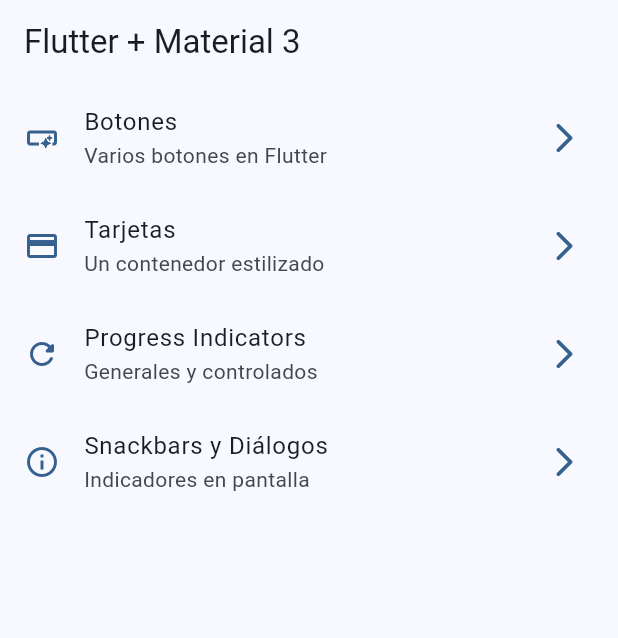
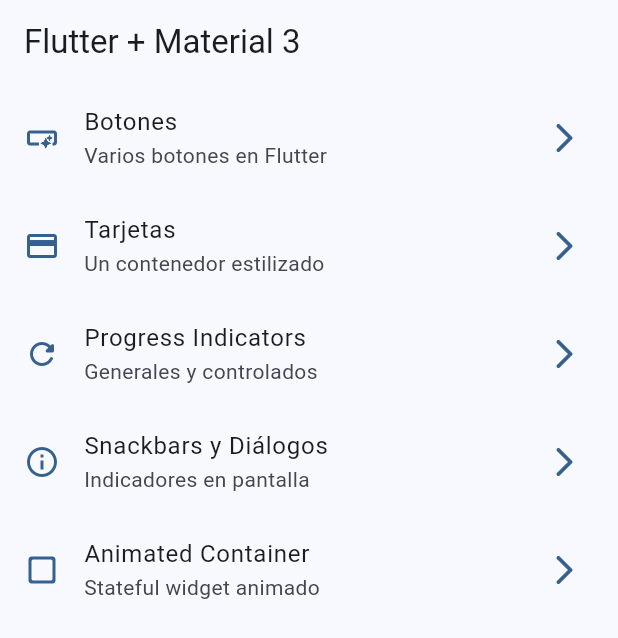
Before and after one commit to elcama86/widgets_app, a Flutter app: the screen it shows after launch, on a phone screen of 412 x 824 dp. Shown: the top 638 px of the screen. Run offline on Flutter 3.47's test engine with Material 2 defaults, Android fonts, the phone set to English and light mode, and no system bars; our stand-ins replace go_router.

Commit message:
animated container terminado

```diff
--- a/lib/config/menu/menu_items.dart
+++ b/lib/config/menu/menu_items.dart
@@ -39,4 +39,10 @@ const List<MenuItem> appMenuItems = [
     link: "/snackbars",
     icon: Icons.info_outline,
   ),
+   MenuItem(
+    title: "Animated Container",
+    subTitle: "Stateful widget animado",
+    link: "/animated",
+    icon: Icons.check_box_outline_blank_rounded,
+  ),
 ];
--- a/lib/config/router/app_router.dart
+++ b/lib/config/router/app_router.dart
@@ -29,5 +29,10 @@ final appRouter = GoRouter(
       name: SnackbarScreen.name,
       builder: (context, state) => const SnackbarScreen(),
     ),
+    GoRoute(
+      path: '/animated',
+      name: AnimatedScreen.name,
+      builder: (context, state) => const AnimatedScreen(),
+    ),
   ],
 );
```
Also changed, not shown: lib/presentation/screens/animated/animated_screen.dart (+51 -2 lines).
